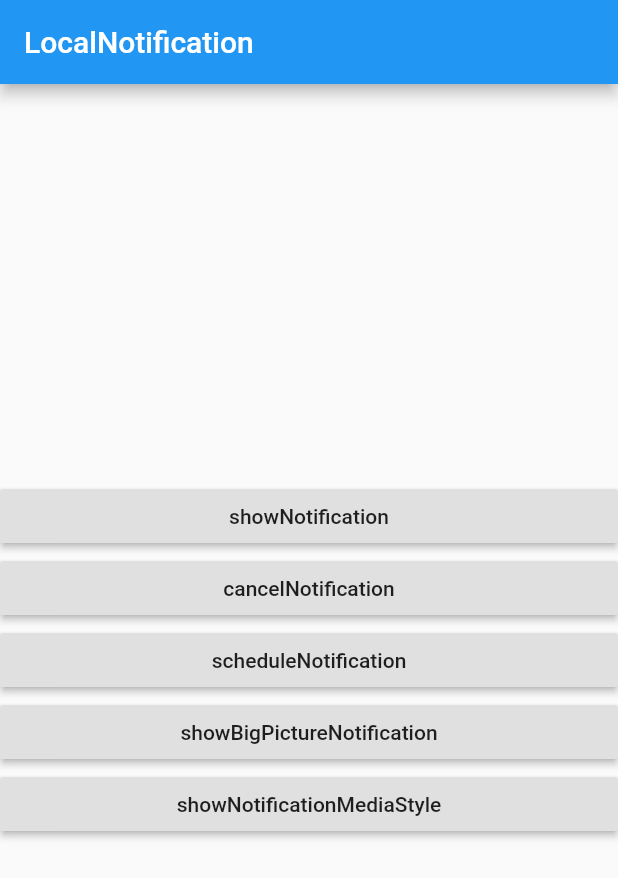
After one commit to rinkurinku50/flutter_widgets, a Flutter app: the screen it shows after launch, after a tap on "showBigPictureNotification", on a phone screen of 412 x 824 dp. The commit adds this screen. Shown: the top 878 px of the screen. Run offline on Flutter 3.47's test engine with Material 2 defaults, Android fonts, the phone set to English and light mode, and no system bars; our stand-ins replace firebase_messaging, flutter_local_notifications, geocoding, geolocator, google_fonts, google_maps_flutter and 4 more; missing offline and left inert: flutter_polyline_points; accounts and stored records are empty.

Commit message:
new commit

```diff
--- /dev/null
+++ b/lib/local_notification/localnotification.dart
@@ -0,0 +1,143 @@
+import 'package:flutter/material.dart';
+import 'package:flutter_local_notifications/flutter_local_notifications.dart';
+
+class LocalNotification extends StatefulWidget {
+  @override
+  _LocalNotificationState createState() => _LocalNotificationState();
+}
+
+class _LocalNotificationState extends State<LocalNotification> {
+
+  FlutterLocalNotificationsPlugin _flutterLocalNotificationsPlugin =FlutterLocalNotificationsPlugin();
+  @override
+  void initState() {
+    // TODO: implement initState
+    super.initState();
+   var initializationSettingAndroid = AndroidInitializationSettings('markericon');
+   var initializationSettingIos = IOSInitializationSettings();
+   var initS=InitializationSettings(android: initializationSettingAndroid, iOS: initializationSettingIos);
+   _flutterLocalNotificationsPlugin.initialize(initS, onSelectNotification: onSelectNotification);
+  }
+
+  Future onSelectNotification(String payload) {
+    print('Rinku Dhiman');
+  }
+
+  @override
+  Widget build(BuildContext context) {
+    return Scaffold(
+      appBar: AppBar(
+        title: Text('LocalNotification'),
+      ),
+      body: Container(
+        child: Column(
+          mainAxisAlignment: MainAxisAlignment.center,
+          crossAxisAlignment: CrossAxisAlignment.stretch,
+          children: [
+            RaisedButton(
+              onPressed: showNotification,
+              child: new Text(
+                'showNotification',
+              ),
+            ),
+            RaisedButton(
+              onPressed: cancelNotification,
+              child: new Text(
+                'cancelNotification',
+              ),
+            ),
+            RaisedButton(
+              onPressed: scheduleNotification,
+              child: new Text(
+                'scheduleNotification',
+              ),
+            ),
+            RaisedButton(
+              onPressed: showBigPictureNotification,
+              child: new Text(
+                'showBigPictureNotification',
+              ),
+            ),
+            RaisedButton(
+              onPressed: showNotificationMediaStyle,
+              child: new Text(
+                'showNotificationMediaStyle',
+              ),
+            ),
+          ],
+        )
+      ),
+    );
+  }
+
+  Future<void> showNotificationMediaStyle() async {
+    var androidPlatformChannelSpecifics = AndroidNotificationDetails(
+      'media channel id',
+      'media channel name',
+      'media channel description',
+      color: Colors.red,
+      enableLights: true,
+      largeIcon: DrawableResourceAndroidBitmap("markericon"),
+      styleInformation: MediaStyleInformation(),
+    );
+    var platformChannelSpecifics =
+    NotificationDetails(android: androidPlatformChannelSpecifics);
+    await _flutterLocalNotificationsPlugin.show(
+        0, 'notification title', 'notification body', platformChannelSpecifics);
+  }
+
+  Future<void> showBigPictureNotification() async {
+    var bigPictureStyleInformation = BigPictureStyleInformation(
+        DrawableResourceAndroidBitmap("markericon"),
+        largeIcon: DrawableResourceAndroidBitmap("markericon"),
+        contentTitle: 'flutter devs',
+        htmlFormatContentTitle: true,
+        summaryText: 'summaryText',
+        htmlFormatSummaryText: true);
+    var androidPlatformChannelSpecifics = AndroidNotificationDetails(
+        'big text channel id',
+        'big text channel name',
+        'big text channel description',
+        styleInformation: bigPictureStyleInformation);
+    var platformChannelSpecifics =
+    NotificationDetails(android: androidPlatformChannelSpecifics);
+    await _flutterLocalNotificationsPlugin.show(
+        0, 'big text title', 'silent body', platformChannelSpecifics,
+        payload: "big image notifications");
+  }
+
+  Future<void> scheduleNotification() async {
+    var scheduledNotificationDateTime =
+    DateTime.now().add(Duration(seconds: 5));
+    var androidPlatformChannelSpecifics = AndroidNotificationDetails(
+      'channel id',
+      'channel name',
+      'channel description',
+      icon: 'markericon',
+      largeIcon: DrawableResourceAndroidBitmap('markericon'),
+    );
+    var iOSPlatformChannelSpecifics = IOSNotificationDetails();
+    var platformChannelSpecifics = NotificationDetails(android: androidPlatformChannelSpecifics, iOS: iOSPlatformChannelSpecifics);
+    await _flutterLocalNotificationsPlugin.schedule(
+        0,
+        'scheduled title',
+        'scheduled body',
+        scheduledNotificationDateTime,
+        platformChannelSpecifics);
+  }
+
+  Future<void> cancelNotification() async {
+    await _flutterLocalNotificationsPlugin.cancel(0);
+  }
+
+  showNotification() async {
+    var android = new AndroidNotificationDetails(
+        'id', 'channel ', 'description',
+        priority: Priority.high, importance: Importance.max);
+    var iOS = new IOSNotificationDetails();
+    var platform = new NotificationDetails(android: android,iOS: iOS);
+    await _flutterLocalNotificationsPlugin.show(
+        0, 'Flutter devs', 'Flutter Local Notification Demo', platform,
+        payload: 'Welcome to the Local Notification demo ');
+  }
+}
--- a/lib/main.dart
+++ b/lib/main.dart
@@ -1,6 +1,8 @@
 import 'package:flutter/material.dart';
 import 'package:flutter_widget_example/Firebase/firebase_messasing/firebase_messages.dart';
+import 'package:flutter_widget_example/local_notification/localnotification.dart';
 import 'package:flutter_widget_example/map/custommarkerimage.dart';
+import 'package:flutter_widget_example/map/drawing_route_line.dart';
 import 'package:flutter_widget_example/map/googlemap.dart';
 import 'package:flutter_widget_example/myNodeTest/ui/AuthScreen.dart';
 import 'package:flutter_widget_example/provider/Item.dart';
@@ -35,7 +37,7 @@ class MyApp extends StatelessWidget {
   Widget build(BuildContext context) {
     return MaterialApp(
       debugShowCheckedModeBanner: false,
-      home: LoginSignUpScreen(),
+      home: LocalNotification(),
       theme: ThemeData(
           primarySwatch: Colors.blue,
           textTheme:
--- a/pubspec.yaml
+++ b/pubspec.yaml
@@ -27,6 +27,7 @@ dependencies:
   cupertino_icons: ^0.1.3
   firebase_auth_oauth: ^0.2.1
   firebase_messaging: ^7.0.3
+  flutter_local_notifications: ^3.0.1+6
   google_fonts: ^1.1.1
   google_maps_flutter: ^1.0.6
   http: ^0.12.2
@@ -36,6 +37,11 @@ dependencies:
   provider: ^4.3.2+2
   rxdart: ^0.24.1
   sqflite: ^1.3.1+1
+  velocity_x: ^1.0.1
+  flutter_polyline_points: ^0.2.4
+  geolocator: ^6.1.7
+  geocoding: ^1.0.5
+
 
 dev_dependencies:
   flutter_test:
```
Also changed, not shown: lib/map/drawing_route_line.dart (added, +342 -0 lines), lib/velocityx/velocityx.dart (added, +8 -0 lines), assets/driving_pin.png (added), pubspec.lock, 2 other files.
